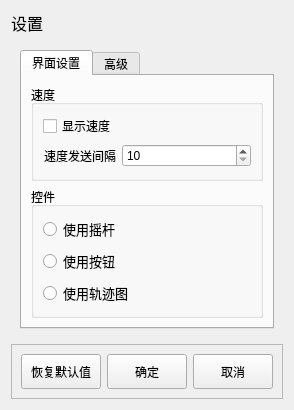
This is Remote_Controller/config_dialog.ui in Pbw000/stm32car as Qt 5 draws it before an edit. The edited form follows.
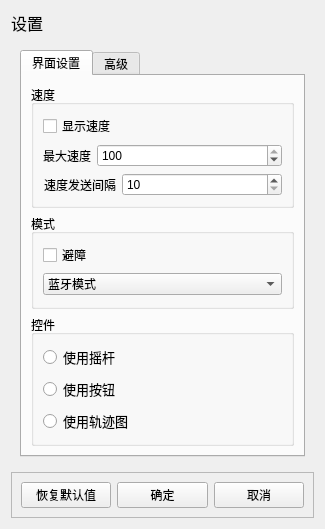
This is the edited form. Icons and pictures are not drawn.

Patch:
```diff
--- a/Remote_Controller/config_dialog.ui
+++ b/Remote_Controller/config_dialog.ui
@@ -9,8 +9,8 @@
    <rect>
     <x>0</x>
     <y>0</y>
-    <width>280</width>
-    <height>350</height>
+    <width>325</width>
+    <height>489</height>
    </rect>
   </property>
   <property name="windowTitle">
@@ -71,7 +71,7 @@
                </property>
               </widget>
              </item>
-             <item row="2" column="0" colspan="2">
+             <item row="3" column="0" colspan="2">
               <layout class="QHBoxLayout" name="horizontalLayout_2">
                <property name="leftMargin">
                 <number>1</number>
@@ -110,6 +110,63 @@
                </item>
               </layout>
              </item>
+             <item row="1" column="0" colspan="2">
+              <layout class="QHBoxLayout" name="horizontalLayout_4">
+               <item>
+                <widget class="QLabel" name="label_3">
+                 <property name="sizePolicy">
+                  <sizepolicy hsizetype="Fixed" vsizetype="Preferred">
+                   <horstretch>0</horstretch>
+                   <verstretch>0</verstretch>
+                  </sizepolicy>
+                 </property>
+                 <property name="text">
+                  <string>最大速度</string>
+                 </property>
+                </widget>
+               </item>
+               <item>
+                <widget class="QSpinBox" name="spinBox_2">
+                 <property name="maximum">
+                  <number>100</number>
+                 </property>
+                 <property name="value">
+                  <number>100</number>
+                 </property>
+                </widget>
+               </item>
+              </layout>
+             </item>
+            </layout>
+           </widget>
+          </item>
+          <item>
+           <widget class="QGroupBox" name="groupBox_3">
+            <property name="title">
+             <string>模式</string>
+            </property>
+            <layout class="QVBoxLayout" name="verticalLayout_5">
+             <item>
+              <widget class="QCheckBox" name="ob_void">
+               <property name="text">
+                <string>避障</string>
+               </property>
+              </widget>
+             </item>
+             <item>
+              <widget class="QComboBox" name="comboBox">
+               <item>
+                <property name="text">
+                 <string>蓝牙模式</string>
+                </property>
+               </item>
+               <item>
+                <property name="text">
+                 <string>循迹模式</string>
+                </property>
+               </item>
+              </widget>
+             </item>
             </layout>
            </widget>
           </item>
@@ -203,7 +260,7 @@
         <property name="minimumSize">
          <size>
           <width>0</width>
-          <height>35</height>
+          <height>0</height>
          </size>
         </property>
         <property name="text">
@@ -216,7 +273,7 @@
         <property name="minimumSize">
          <size>
           <width>0</width>
-          <height>35</height>
+          <height>0</height>
          </size>
         </property>
         <property name="text">
@@ -229,7 +286,7 @@
         <property name="minimumSize">
          <size>
           <width>0</width>
-          <height>35</height>
+          <height>0</height>
          </size>
         </property>
         <property name="text">
```
Left out of the diff: 7 changed lines with no effect on the pictures.
